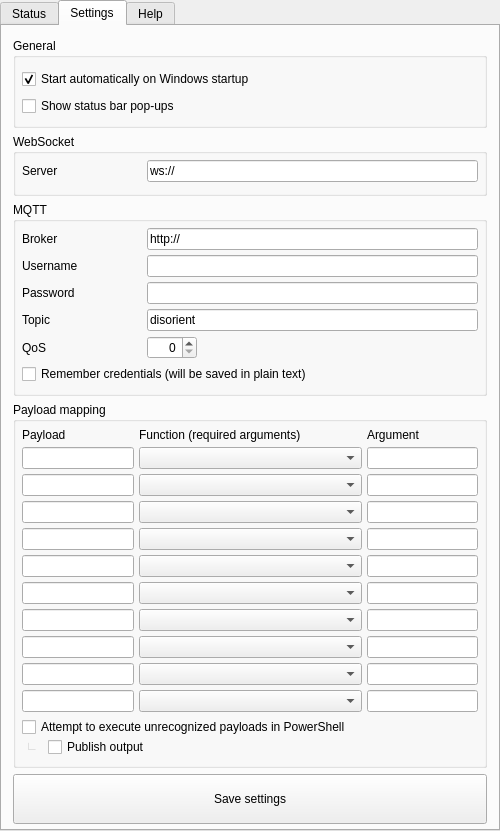
Above: forms/mainwindow.ui from stuomas/disorient before the change. Below: the same form after it.
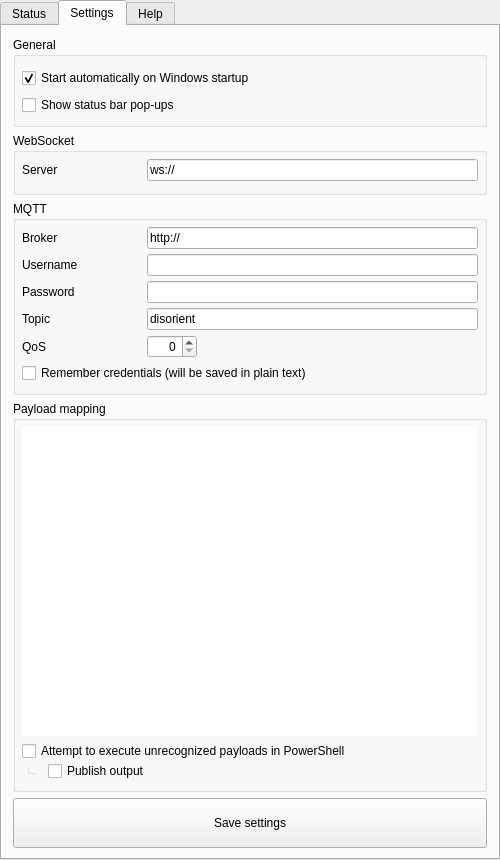
That is the form after the change. The open tabs and pages were chosen to show the change. Icons and pictures are not drawn.

Commit message: Change payload mapping to table format

The edit to the form file:
```diff
--- a/forms/mainwindow.ui
+++ b/forms/mainwindow.ui
@@ -7,7 +7,7 @@
     <x>0</x>
     <y>0</y>
     <width>500</width>
-    <height>789</height>
+    <height>860</height>
    </rect>
   </property>
   <property name="sizePolicy">
@@ -143,6 +143,9 @@
         </property>
         <item row="0" column="0">
          <layout class="QVBoxLayout" name="verticalLayout_3" stretch="0,0,2,2,0">
+          <property name="bottomMargin">
+           <number>6</number>
+          </property>
           <item>
            <widget class="QGroupBox" name="groupBox_3">
             <property name="sizePolicy">
@@ -596,9 +599,9 @@
             <property name="title">
              <string>Payload mapping</string>
             </property>
-            <layout class="QVBoxLayout" name="verticalLayoutPayloadMap" stretch="1,1,1,1,1,1,1,1,1,1,1,1">
+            <layout class="QVBoxLayout" name="verticalLayoutPayloadMap" stretch="1">
              <property name="spacing">
-              <number>5</number>
+              <number>2</number>
              </property>
              <property name="sizeConstraint">
               <enum>QLayout::SetMaximumSize</enum>
@@ -615,351 +618,6 @@
              <property name="bottomMargin">
               <number>8</number>
              </property>
-             <item>
-              <layout class="QHBoxLayout" name="horizontalLayout_11" stretch="2,4,2">
-               <property name="spacing">
-                <number>5</number>
-               </property>
-               <property name="sizeConstraint">
-                <enum>QLayout::SetMinAndMaxSize</enum>
-               </property>
-               <item>
-                <widget class="QLabel" name="label_2">
-                 <property name="sizePolicy">
-                  <sizepolicy hsizetype="Expanding" vsizetype="Fixed">
-                   <horstretch>0</horstretch>
-                   <verstretch>0</verstretch>
-                  </sizepolicy>
-                 </property>
-                 <property name="text">
-                  <string>Payload</string>
-                 </property>
-                </widget>
-               </item>
-               <item>
-                <widget class="QLabel" name="label_3">
-                 <property name="sizePolicy">
-                  <sizepolicy hsizetype="Expanding" vsizetype="Fixed">
-                   <horstretch>0</horstretch>
-                   <verstretch>0</verstretch>
-                  </sizepolicy>
-                 </property>
-                 <property name="text">
-                  <string>Function (required arguments)</string>
-                 </property>
-                </widget>
-               </item>
-               <item>
-                <widget class="QLabel" name="label_12">
-                 <property name="sizePolicy">
-                  <sizepolicy hsizetype="Expanding" vsizetype="Fixed">
-                   <horstretch>0</horstretch>
-                   <verstretch>0</verstretch>
-                  </sizepolicy>
-                 </property>
-                 <property name="text">
-                  <string>Argument</string>
-                 </property>
-                </widget>
-               </item>
-              </layout>
-             </item>
-             <item>
-              <layout class="QHBoxLayout" name="payloadMapRow1" stretch="2,4,2">
-               <property name="spacing">
-                <number>5</number>
-               </property>
-               <property name="sizeConstraint">
-                <enum>QLayout::SetMinAndMaxSize</enum>
-               </property>
-               <item>
-                <widget class="QLineEdit" name="lineEdit_3">
-                 <property name="text">
-                  <string/>
-                 </property>
-                </widget>
-               </item>
-               <item>
-                <widget class="QComboBox" name="comboBoxFunc1">
-                 <property name="sizePolicy">
-                  <sizepolicy hsizetype="Expanding" vsizetype="Fixed">
-                   <horstretch>0</horstretch>
-                   <verstretch>0</verstretch>
-                  </sizepolicy>
-                 </property>
-                </widget>
-               </item>
-               <item>
-                <widget class="QLineEdit" name="lineEdit_23"/>
-               </item>
-              </layout>
-             </item>
-             <item>
-              <layout class="QHBoxLayout" name="payloadMapRow2" stretch="2,4,2">
-               <property name="spacing">
-                <number>5</number>
-               </property>
-               <property name="sizeConstraint">
-                <enum>QLayout::SetMinAndMaxSize</enum>
-               </property>
-               <item>
-                <widget class="QLineEdit" name="lineEdit_4">
-                 <property name="text">
-                  <string/>
-                 </property>
-                </widget>
-               </item>
-               <item>
-                <widget class="QComboBox" name="comboBoxFunc2">
-                 <property name="sizePolicy">
-                  <sizepolicy hsizetype="Expanding" vsizetype="Fixed">
-                   <horstretch>0</horstretch>
-                   <verstretch>0</verstretch>
-                  </sizepolicy>
-                 </property>
-                </widget>
-               </item>
-               <item>
-                <widget class="QLineEdit" name="lineEdit_24"/>
-               </item>
-              </layout>
-             </item>
-             <item>
-              <layout class="QHBoxLayout" name="payloadMapRow3" stretch="2,4,2">
-               <property name="spacing">
-                <number>5</number>
-               </property>
-               <property name="sizeConstraint">
-                <enum>QLayout::SetMinAndMaxSize</enum>
-               </property>
-               <item>
-                <widget class="QLineEdit" name="lineEdit_2">
-                 <property name="text">
-                  <string/>
-                 </property>
-                </widget>
-               </item>
-               <item>
-                <widget class="QComboBox" name="comboBoxFunc3">
-                 <property name="sizePolicy">
-                  <sizepolicy hsizetype="Expanding" vsizetype="Fixed">
-                   <horstretch>0</horstretch>
-                   <verstretch>0</verstretch>
-                  </sizepolicy>
-                 </property>
-                </widget>
-               </item>
-               <item>
-                <widget class="QLineEdit" name="lineEdit_25"/>
-               </item>
-              </layout>
-             </item>
-             <item>
-              <layout class="QHBoxLayout" name="payloadMapRow4" stretch="2,4,2">
-               <property name="spacing">
-                <number>5</number>
-               </property>
-               <property name="sizeConstraint">
-                <enum>QLayout::SetMinAndMaxSize</enum>
-               </property>
-               <item>
-                <widget class="QLineEdit" name="lineEdit_6">
-                 <property name="text">
-                  <string/>
-                 </property>
-                </widget>
-               </item>
-               <item>
-                <widget class="QComboBox" name="comboBoxFunc4">
-                 <property name="sizePolicy">
-                  <sizepolicy hsizetype="Expanding" vsizetype="Fixed">
-                   <horstretch>0</horstretch>
-                   <verstretch>0</verstretch>
-                  </sizepolicy>
-                 </property>
-                </widget>
-               </item>
-               <item>
-                <widget class="QLineEdit" name="lineEdit_26"/>
-               </item>
-              </layout>
-             </item>
-             <item>
-              <layout class="QHBoxLayout" name="payloadMapRow5" stretch="2,4,2">
-               <property name="spacing">
-                <number>5</number>
-               </property>
-               <property name="sizeConstraint">
-                <enum>QLayout::SetMinAndMaxSize</enum>
-               </property>
-               <item>
-                <widget class="QLineEdit" name="lineEdit_22">
-                 <property name="text">
-                  <string/>
-                 </property>
-                </widget>
-               </item>
-               <item>
-                <widget class="QComboBox" name="comboBoxFunc5">
-                 <property name="sizePolicy">
-                  <sizepolicy hsizetype="Expanding" vsizetype="Fixed">
-                   <horstretch>0</horstretch>
-                   <verstretch>0</verstretch>
-                  </sizepolicy>
-                 </property>
-                </widget>
-               </item>
-               <item>
-                <widget class="QLineEdit" name="lineEdit_27"/>
-               </item>
-              </layout>
-             </item>
-             <item>
-              <layout class="QHBoxLayout" name="payloadMapRow6" stretch="2,4,2">
-               <property name="spacing">
-                <number>5</number>
-               </property>
-               <property name="sizeConstraint">
-                <enum>QLayout::SetMinAndMaxSize</enum>
-               </property>
-               <item>
-                <widget class="QLineEdit" name="lineEdit_9">
-                 <property name="text">
-                  <string/>
-                 </property>
-                </widget>
-               </item>
-               <item>
-                <widget class="QComboBox" name="comboBoxFunc6">
-                 <property name="sizePolicy">
-                  <sizepolicy hsizetype="Expanding" vsizetype="Fixed">
-                   <horstretch>0</horstretch>
-                   <verstretch>0</verstretch>
-                  </sizepolicy>
-                 </property>
-                </widget>
-               </item>
-               <item>
-                <widget class="QLineEdit" name="lineEdit_28"/>
-               </item>
-              </layout>
-             </item>
-             <item>
-              <layout class="QHBoxLayout" name="payloadMapRow7" stretch="2,4,2">
-               <property name="spacing">
-                <number>5</number>
-               </property>
-               <property name="sizeConstraint">
-                <enum>QLayout::SetMinAndMaxSize</enum>
-               </property>
-               <property name="bottomMargin">
-                <number>0</number>
-               </property>
-               <item>
-                <widget class="QLineEdit" name="lineEdit_29"/>
-               </item>
-               <item>
-                <widget class="QComboBox" name="comboBoxFunc7">
-                 <property name="sizePolicy">
-                  <sizepolicy hsizetype="Expanding" vsizetype="Fixed">
-                   <horstretch>0</horstretch>
-                   <verstretch>0</verstretch>
-                  </sizepolicy>
-                 </property>
-                </widget>
-               </item>
-               <item>
-                <widget class="QLineEdit" name="lineEdit_30"/>
-               </item>
-              </layout>
-             </item>
-             <item>
-              <layout class="QHBoxLayout" name="payloadMapRow7_2" stretch="2,4,2">
-               <property name="spacing">
-                <number>5</number>
-               </property>
-               <property name="sizeConstraint">
-                <enum>QLayout::SetMinAndMaxSize</enum>
-               </property>
-               <property name="bottomMargin">
-                <number>0</number>
-               </property>
-               <item>
-                <widget class="QLineEdit" name="lineEdit_31"/>
-               </item>
-               <item>
-                <widget class="QComboBox" name="comboBoxFunc7_2">
-                 <property name="sizePolicy">
-                  <sizepolicy hsizetype="Expanding" vsizetype="Fixed">
-                   <horstretch>0</horstretch>
-                   <verstretch>0</verstretch>
-                  </sizepolicy>
-                 </property>
-                </widget>
-               </item>
-               <item>
-                <widget class="QLineEdit" name="lineEdit_32"/>
-               </item>
-              </layout>
-             </item>
-             <item>
-              <layout class="QHBoxLayout" name="payloadMapRow7_3" stretch="2,4,2">
-               <property name="spacing">
-                <number>5</number>
-               </property>
-               <property name="sizeConstraint">
-                <enum>QLayout::SetMinAndMaxSize</enum>
-               </property>
-               <property name="bottomMargin">
-                <number>0</number>
-               </property>
-               <item>
-                <widget class="QLineEdit" name="lineEdit_33"/>
-               </item>
-               <item>
-                <widget class="QComboBox" name="comboBoxFunc7_3">
-                 <property name="sizePolicy">
-                  <sizepolicy hsizetype="Expanding" vsizetype="Fixed">
-                   <horstretch>0</horstretch>
-                   <verstretch>0</verstretch>
-                  </sizepolicy>
-                 </property>
-                </widget>
-               </item>
-               <item>
-                <widget class="QLineEdit" name="lineEdit_34"/>
-               </item>
-              </layout>
-             </item>
-             <item>
-              <layout class="QHBoxLayout" name="payloadMapRow7_4" stretch="2,4,2">
-               <property name="spacing">
-                <number>5</number>
-               </property>
-               <property name="sizeConstraint">
-                <enum>QLayout::SetMinAndMaxSize</enum>
-               </property>
-               <property name="bottomMargin">
-                <number>0</number>
-               </property>
-               <item>
-                <widget class="QLineEdit" name="lineEdit_35"/>
-               </item>
-               <item>
-                <widget class="QComboBox" name="comboBoxFunc7_4">
-                 <property name="sizePolicy">
-                  <sizepolicy hsizetype="Expanding" vsizetype="Fixed">
-                   <horstretch>0</horstretch>
-                   <verstretch>0</verstretch>
-                  </sizepolicy>
-                 </property>
-                </widget>
-               </item>
-               <item>
-                <widget class="QLineEdit" name="lineEdit_36"/>
-               </item>
-              </layout>
-             </item>
              <item>
               <layout class="QVBoxLayout" name="verticalLayout_6">
                <property name="spacing">
@@ -968,6 +626,68 @@
                <property name="bottomMargin">
                 <number>0</number>
                </property>
+               <item>
+                <widget class="QTableWidget" name="tableWidget">
+                 <property name="frameShape">
+                  <enum>QFrame::NoFrame</enum>
+                 </property>
+                 <property name="frameShadow">
+                  <enum>QFrame::Plain</enum>
+                 </property>
+                 <property name="dragEnabled">
+                  <bool>false</bool>
+                 </property>
+                 <property name="alternatingRowColors">
+                  <bool>false</bool>
+                 </property>
+                 <property name="verticalScrollMode">
+                  <enum>QAbstractItemView::ScrollPerItem</enum>
+                 </property>
+                 <property name="showGrid">
+                  <bool>true</bool>
+                 </property>
+                 <property name="gridStyle">
+                  <enum>Qt::SolidLine</enum>
+                 </property>
+                 <property name="sortingEnabled">
+                  <bool>false</bool>
+                 </property>
+                 <property name="wordWrap">
+                  <bool>false</bool>
+                 </property>
+                 <property name="cornerButtonEnabled">
+                  <bool>false</bool>
+                 </property>
+                 <attribute name="horizontalHeaderCascadingSectionResizes">
+                  <bool>false</bool>
+                 </attribute>
+                 <attribute name="horizontalHeaderHighlightSections">
+                  <bool>true</bool>
+                 </attribute>
+                 <attribute name="horizontalHeaderShowSortIndicator" stdset="0">
+                  <bool>false</bool>
+                 </attribute>
+                 <attribute name="verticalHeaderVisible">
+                  <bool>false</bool>
+                 </attribute>
+                </widget>
+               </item>
+               <item>
+                <spacer name="verticalSpacer_2">
+                 <property name="orientation">
+                  <enum>Qt::Vertical</enum>
+                 </property>
+                 <property name="sizeType">
+                  <enum>QSizePolicy::Fixed</enum>
+                 </property>
+                 <property name="sizeHint" stdset="0">
+                  <size>
+                   <width>20</width>
+                   <height>5</height>
+                  </size>
+                 </property>
+                </spacer>
+               </item>
                <item>
                 <widget class="QCheckBox" name="checkBoxExecPermission">
                  <property name="text">
```
Left out of the diff: 20 changed lines with no effect on the pictures. The commit also changes 16 other files.
